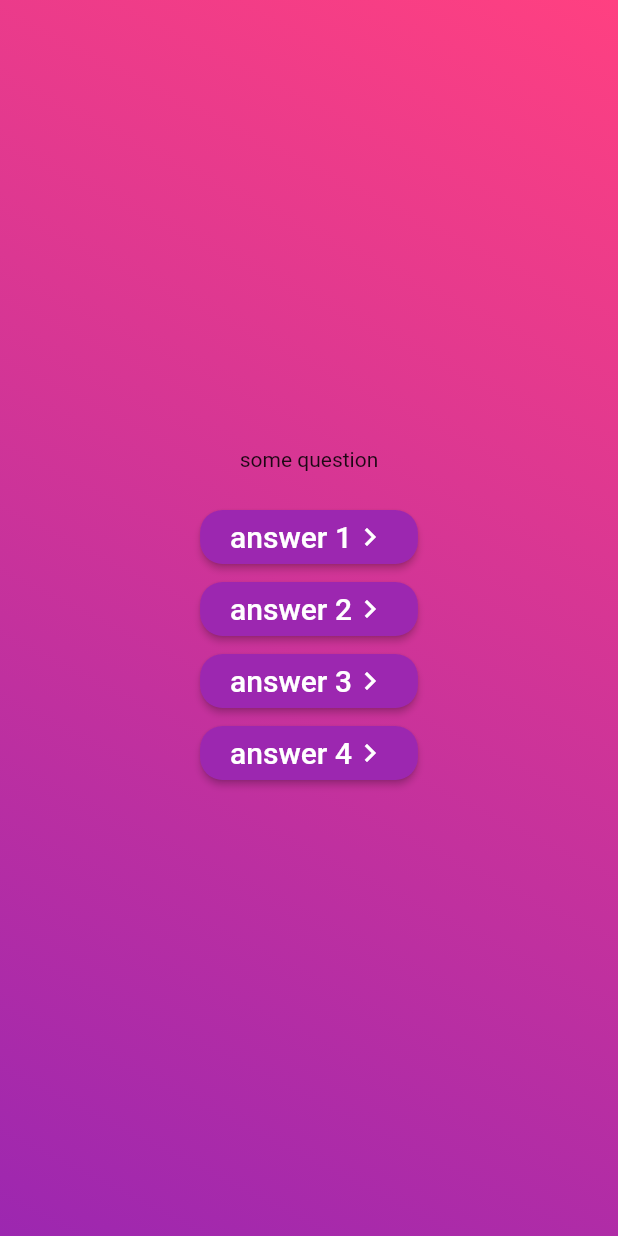
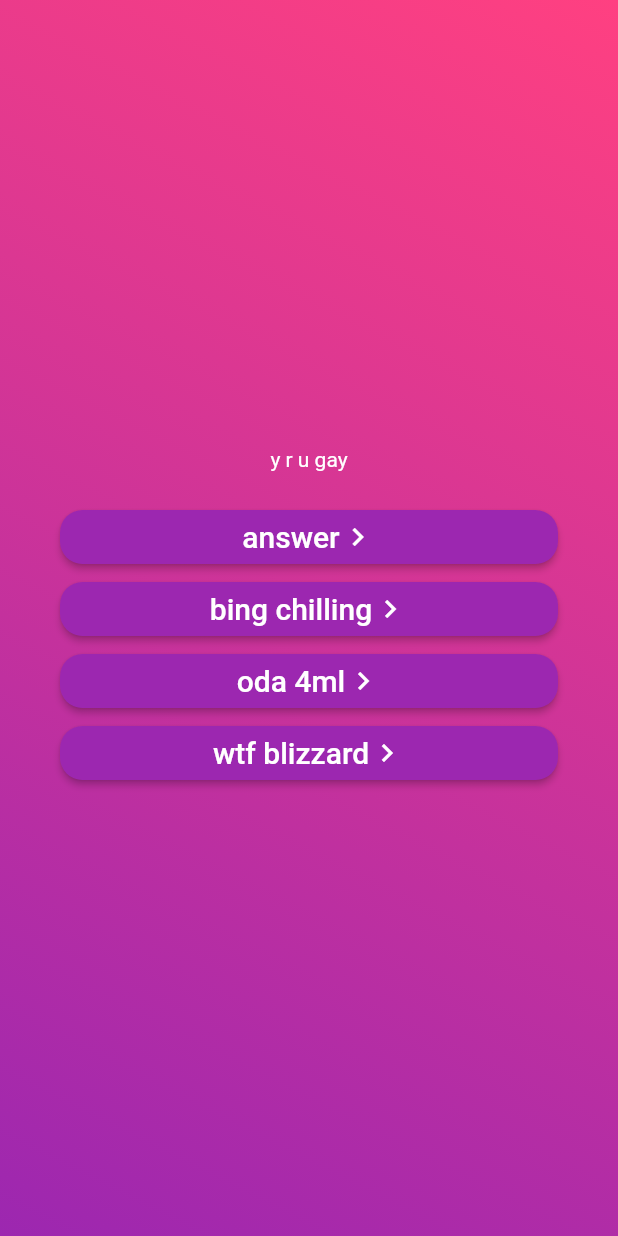
Before and after one commit to salmanbri7/flutter-quiz, a Flutter app: the screen it shows after launch, after a tap on "Start Quiz", on a phone screen of 412 x 824 dp. Run offline on Flutter 3.47's test engine with Material 2 defaults, Android fonts, the phone set to English and light mode, and no system bars.

Commit message:
improved design

```diff
--- a/lib/questionsScreen.dart
+++ b/lib/questionsScreen.dart
@@ -1,4 +1,5 @@
 import 'package:flutter/material.dart';
+import 'package:quiz/data/questions.dart';
 
 class QuestionsScreen extends StatefulWidget {
   const QuestionsScreen({
@@ -12,19 +13,32 @@ class QuestionsScreen extends StatefulWidget {
 class _QuestionsScreenState extends State<QuestionsScreen> {
   @override
   Widget build(BuildContext context) {
+    final currentQuestion = questions[0];
     return Center(
+      child: Container(
+        margin: EdgeInsets.all(40),
         child: Column(
           mainAxisSize: MainAxisSize.min,
+          crossAxisAlignment: CrossAxisAlignment.stretch,
           children: [
-          const Text("some question"),
+            Text(
+              currentQuestion.text,
+              style: TextStyle(color: Colors.white),
+              textAlign: TextAlign.center,
+            ),
+
             SizedBox(
               height: 20,
             ),
-          AnswerButton("answer 1", () {}),
-          AnswerButton("answer 2", () {}),
-          AnswerButton("answer 3", () {}),
-          AnswerButton("answer 4", () {}),
+            ...currentQuestion.answers.map(
+              (e) => AnswerButton(e, () {}),
+            ),
+            // AnswerButton("answer 1", () {}),
+            // AnswerButton("answer 2", () {}),
+            // AnswerButton("answer 3", () {}),
+            // AnswerButton("answer 4", () {}),
           ],
+        ),
       ),
     );
   }
```
Lines whose indentation alone changed are shown as unchanged.
